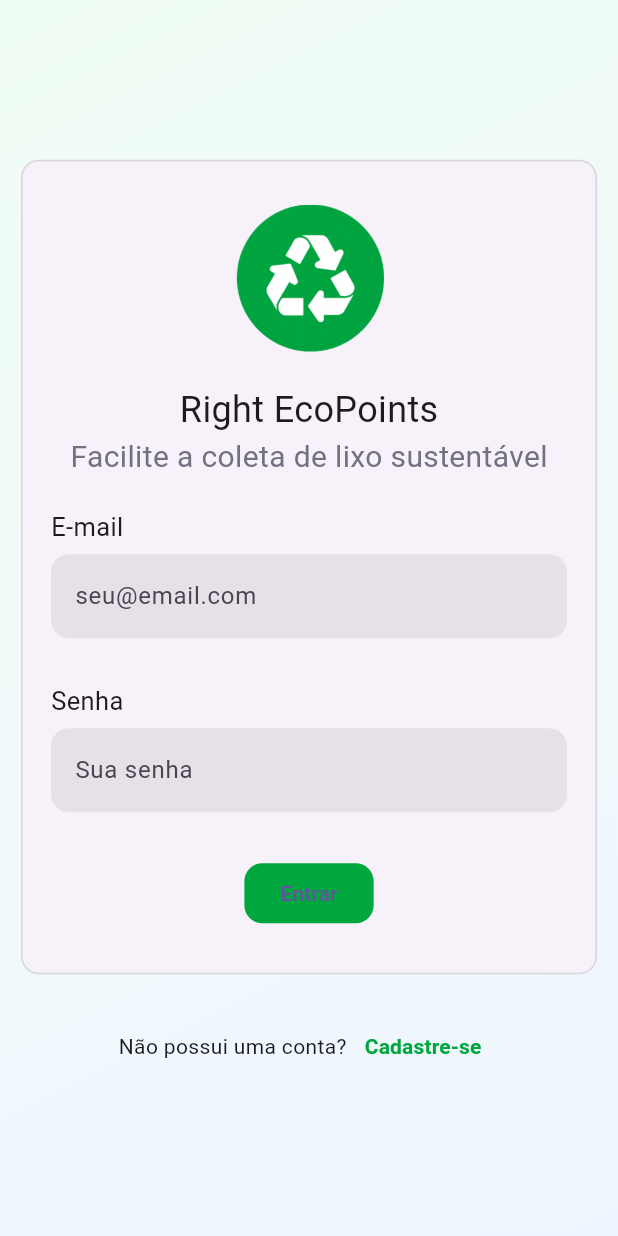
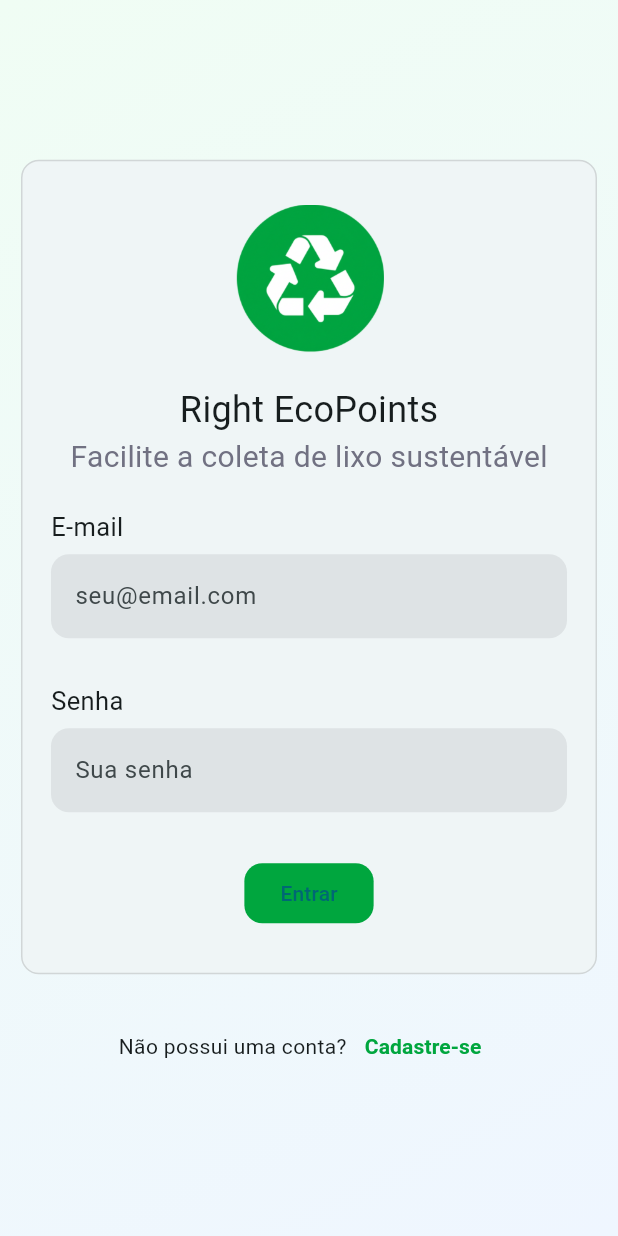
Before and after one commit to FabioMiguelNascimento/echoTrack, a Flutter app: the screen it shows after launch, on a phone screen of 412 x 824 dp. Run offline on Flutter 3.47's test engine with Material 3 defaults, Android fonts, the phone set to English and light mode, and no system bars; our stand-ins replace cloud_firestore, firebase_auth, firebase_core, shared_preferences; accounts and stored records are empty; generated files the repository leaves out were written again.

```diff
--- a/lib/main.dart
+++ b/lib/main.dart
@@ -1,13 +1,25 @@
+// Libs
+import 'package:firebase_auth/firebase_auth.dart';
 import 'package:flutter/material.dart';
+import 'package:provider/provider.dart';
+import 'package:firebase_core/firebase_core.dart';
+
+// Repositories
 import 'package:g1_g2/src/repositories/auth_repository.dart';
 import 'package:g1_g2/src/repositories/collect_point_repository.dart';
 import 'package:g1_g2/src/repositories/user_repository.dart';
+
+// Viewmodels
 import 'package:g1_g2/src/viewmodels/auth/cadastro_viewmodel.dart';
 import 'package:g1_g2/src/viewmodels/auth/login_viewmodel.dart';
+
+// Pages
 import 'package:g1_g2/src/views/auth/login_page.dart';
-import 'package:firebase_core/firebase_core.dart';
-import 'package:provider/provider.dart';
-import 'firebase_options.dart';
+
+// Utils
+import 'package:g1_g2/utils/home_selector.dart';
+
+import 'firebase_options.dart'; // File: firebase_options.dart
 
 void main() async {
   WidgetsFlutterBinding.ensureInitialized();
@@ -58,11 +70,51 @@ class MainApp extends StatelessWidget {
       ],
       child: MaterialApp(
         title: 'Seu App de Coleta',
-        theme: ThemeData(primarySwatch: Colors.green),
-        // A tela inicial. O Provider saberá
-        // encontrar o LoginViewModel para ela.
-        home: LoginPage(),
+        theme: ThemeData(
+          brightness: Brightness.light,
+          primarySwatch: Colors.green,
+          colorScheme: ColorScheme.fromSeed(seedColor: Colors.white),
+        ),
+        home: const AuthWrapper(),
       ),
     );
   }
 }
+
+class AuthWrapper extends StatelessWidget {
+  const AuthWrapper({super.key});
+
+  @override
+  Widget build(BuildContext context) {
+    final user = FirebaseAuth.instance.currentUser;
+    if (user == null) {
+      return const LoginPage();
+    }
+
+    return FutureBuilder<UserRole>(
+      future: Provider.of<LoginViewModel>(
+        context,
+        listen: false,
+      ).getUserRole(user.uid),
+      builder: (context, snapshot) {
+        if (snapshot.connectionState == ConnectionState.waiting) {
+          return const Scaffold(
+            body: Center(child: CircularProgressIndicator()),
+          );
+        } else if (snapshot.hasData) {
+          final role = snapshot.data!;
+          switch (role) {
+            case UserRole.admin:
+              return HomeSelector(userType: 'admin');
+            case UserRole.store:
+              return HomeSelector(userType: 'store');
+            default:
+              return HomeSelector(userType: 'user');
+          }
+        } else {
+          return const LoginPage();
+        }
+      },
+    );
+  }
+}
```
Also changed, not shown: lib/src/viewmodels/auth/login_viewmodel.dart (+22 -4 lines), lib/utils/home_selector.dart (added, +68 -0 lines).
